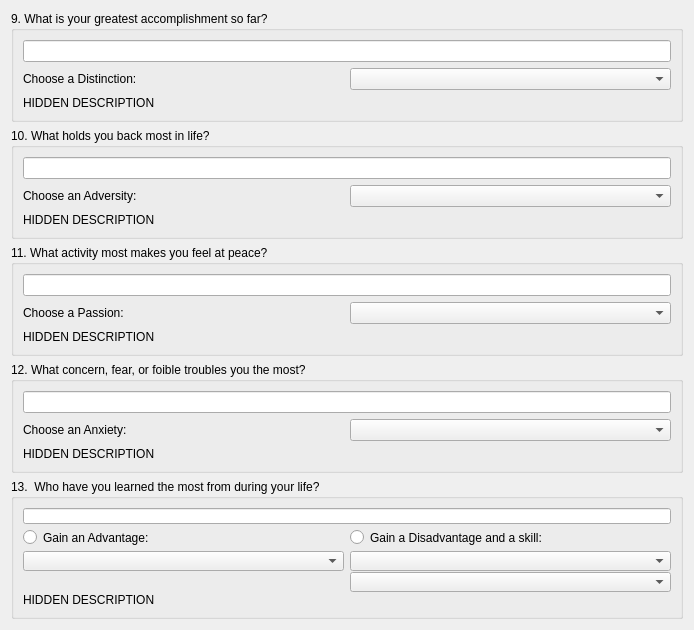
dashnine/PaperBlossoms, file PaperBlossoms/ui/newcharwizardpage4.ui: the form before one commit.
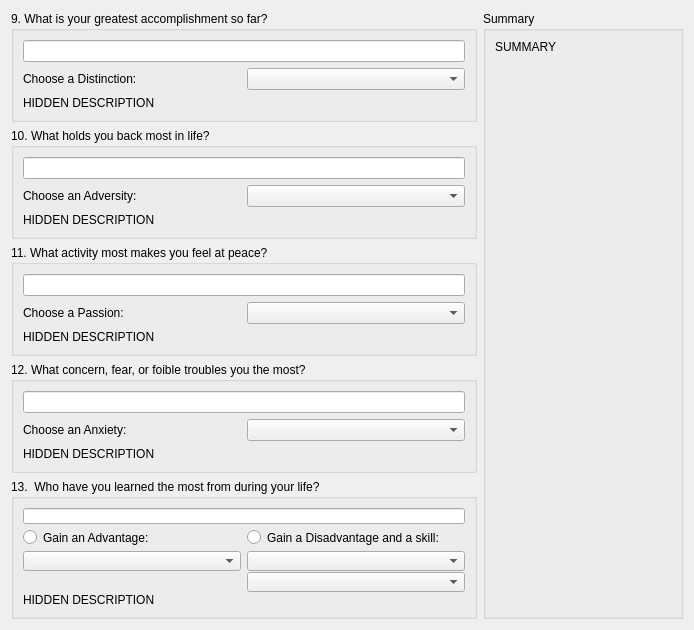
The form after the commit.

Diff of the .ui file:
```diff
--- a/PaperBlossoms/ui/newcharwizardpage4.ui
+++ b/PaperBlossoms/ui/newcharwizardpage4.ui
@@ -13,8 +13,8 @@
   <property name="windowTitle">
    <string>WizardPage</string>
   </property>
-  <layout class="QVBoxLayout" name="verticalLayout">
-   <item>
+  <layout class="QGridLayout" name="gridLayout_6">
+   <item row="0" column="0">
     <widget class="QGroupBox" name="groupBox">
      <property name="title">
       <string>9. What is your greatest accomplishment so far?</string>
@@ -43,7 +43,47 @@
      </layout>
     </widget>
    </item>
-   <item>
+   <item row="0" column="1" rowspan="5">
+    <widget class="QGroupBox" name="groupBox_6">
+     <property name="sizePolicy">
+      <sizepolicy hsizetype="Fixed" vsizetype="Preferred">
+       <horstretch>0</horstretch>
+       <verstretch>0</verstretch>
+      </sizepolicy>
+     </property>
+     <property name="minimumSize">
+      <size>
+       <width>200</width>
+       <height>0</height>
+      </size>
+     </property>
+     <property name="maximumSize">
+      <size>
+       <width>200</width>
+       <height>16777215</height>
+      </size>
+     </property>
+     <property name="title">
+      <string>Summary</string>
+     </property>
+     <layout class="QVBoxLayout" name="verticalLayout">
+      <item>
+       <widget class="QLabel" name="summary_label">
+        <property name="text">
+         <string>SUMMARY</string>
+        </property>
+        <property name="alignment">
+         <set>Qt::AlignLeading|Qt::AlignLeft|Qt::AlignTop</set>
+        </property>
+        <property name="wordWrap">
+         <bool>true</bool>
+        </property>
+       </widget>
+      </item>
+     </layout>
+    </widget>
+   </item>
+   <item row="1" column="0">
     <widget class="QGroupBox" name="groupBox_3">
      <property name="title">
       <string>10. What holds you back most in life?</string>
@@ -72,7 +112,7 @@
      </layout>
     </widget>
    </item>
-   <item>
+   <item row="2" column="0">
     <widget class="QGroupBox" name="groupBox_4">
      <property name="title">
       <string>11. What activity most makes you feel at peace?</string>
@@ -101,7 +141,7 @@
      </layout>
     </widget>
    </item>
-   <item>
+   <item row="3" column="0">
     <widget class="QGroupBox" name="groupBox_5">
      <property name="title">
       <string>12. What concern, fear, or foible troubles you the most?</string>
@@ -130,7 +170,7 @@
      </layout>
     </widget>
    </item>
-   <item>
+   <item row="4" column="0">
     <widget class="QGroupBox" name="groupBox_2">
      <property name="minimumSize">
       <size>
```
